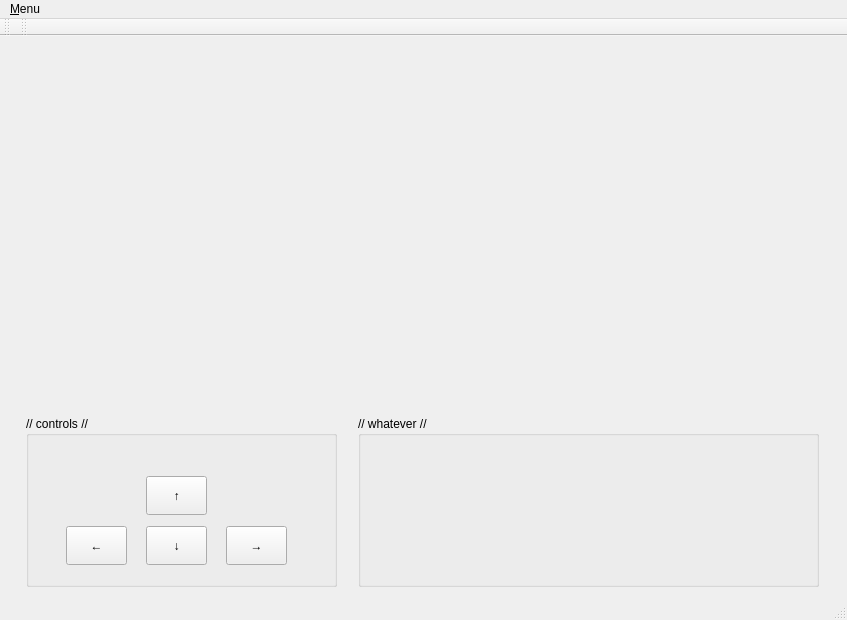
First picture: the form in src/ui/qapp.ui, repository SneakDiffer/RobotLego, before the edit.
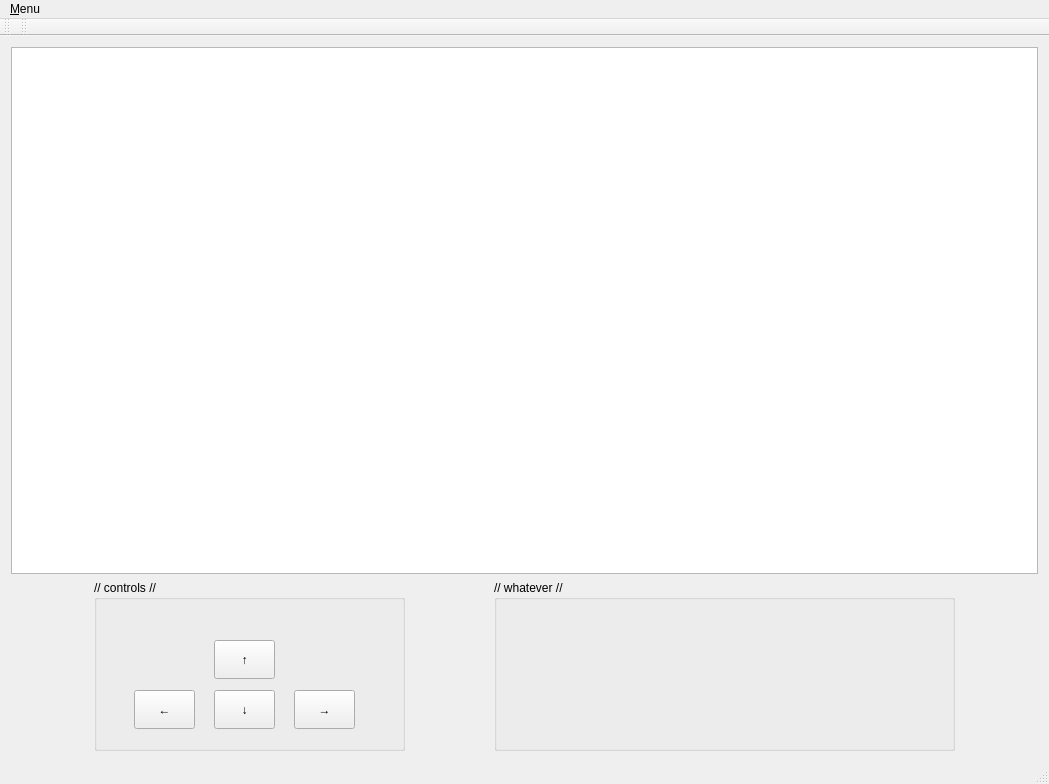
Second picture: the form after the edit. Custom widgets are drawn as their Qt base class.

The edit to the form file:
```diff
--- a/src/ui/qapp.ui
+++ b/src/ui/qapp.ui
@@ -6,14 +6,14 @@
    <rect>
     <x>0</x>
     <y>0</y>
-    <width>847</width>
-    <height>620</height>
+    <width>1049</width>
+    <height>784</height>
    </rect>
   </property>
   <property name="minimumSize">
    <size>
-    <width>847</width>
-    <height>620</height>
+    <width>1049</width>
+    <height>784</height>
    </size>
   </property>
   <property name="windowTitle">
@@ -23,19 +23,22 @@
    <property name="enabled">
     <bool>true</bool>
    </property>
-   <layout class="QVBoxLayout" name="verticalLayout">
+   <layout class="QVBoxLayout" name="verticalLayout" stretch="0,0">
     <item>
-     <widget class="Walldrawer" name="frame">
-      <property name="frameShape">
-       <enum>QFrame::NoFrame</enum>
-      </property>
-      <property name="frameShadow">
-       <enum>QFrame::Raised</enum>
+     <widget class="QGraphicsView" name="graphicsView">
+      <property name="minimumSize">
+       <size>
+        <width>1024</width>
+        <height>512</height>
+       </size>
       </property>
      </widget>
     </item>
     <item>
      <layout class="QHBoxLayout" name="horizontalLayout">
+      <property name="sizeConstraint">
+       <enum>QLayout::SetMinimumSize</enum>
+      </property>
       <item>
        <widget class="QGroupBox" name="groupBox">
         <property name="minimumSize">
@@ -139,8 +142,8 @@
     <rect>
      <x>0</x>
      <y>0</y>
-     <width>847</width>
-     <height>35</height>
+     <width>1049</width>
+     <height>30</height>
     </rect>
    </property>
    <widget class="QMenu" name="menuMenu">
@@ -184,14 +187,6 @@
   </action>
  </widget>
  <layoutdefault spacing="6" margin="11"/>
- <customwidgets>
-  <customwidget>
-   <class>Walldrawer</class>
-   <extends>QFrame</extends>
-   <header>walldrawer.h</header>
-   <container>1</container>
-  </customwidget>
- </customwidgets>
  <resources/>
  <connections/>
 </ui>
```
Left out of the diff: 4 changed lines with no effect on the pictures.
